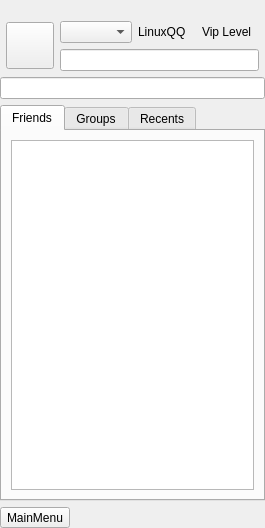
zhanlangsir/Qtqq, file src/ui/mainwindow.ui: the form before one commit.
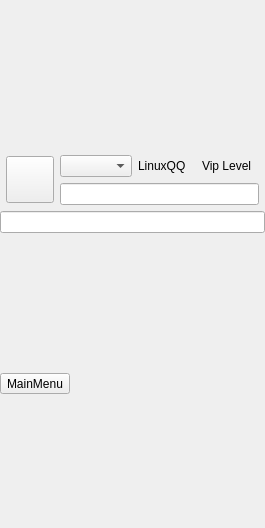
The form after the commit.

Diff of the .ui file:
```diff
--- a/src/ui/mainwindow.ui
+++ b/src/ui/mainwindow.ui
@@ -147,68 +147,6 @@
        </item>
       </layout>
      </item>
-     <item>
-      <widget class="QTabWidget" name="tab_main">
-       <property name="styleSheet">
-        <string notr="true"/>
-       </property>
-       <property name="tabPosition">
-        <enum>QTabWidget::North</enum>
-       </property>
-       <property name="tabShape">
-        <enum>QTabWidget::Rounded</enum>
-       </property>
-       <property name="currentIndex">
-        <number>0</number>
-       </property>
-       <property name="elideMode">
-        <enum>Qt::ElideLeft</enum>
-       </property>
-       <property name="usesScrollButtons">
-        <bool>false</bool>
-       </property>
-       <property name="documentMode">
-        <bool>false</bool>
-       </property>
-       <property name="movable">
-        <bool>true</bool>
-       </property>
-       <widget class="QWidget" name="friends">
-        <attribute name="title">
-         <string>Friends</string>
-        </attribute>
-        <layout class="QVBoxLayout" name="verticalLayout_5">
-         <item>
-          <widget class="QTreeView" name="tv_friendlist">
-           <attribute name="headerVisible">
-            <bool>false</bool>
-           </attribute>
-          </widget>
-         </item>
-        </layout>
-       </widget>
-       <widget class="QWidget" name="groups">
-        <attribute name="title">
-         <string>Groups</string>
-        </attribute>
-        <layout class="QVBoxLayout" name="verticalLayout_3">
-         <item>
-          <widget class="QListView" name="lv_grouplist"/>
-         </item>
-        </layout>
-       </widget>
-       <widget class="QWidget" name="recents">
-        <attribute name="title">
-         <string>Recents</string>
-        </attribute>
-        <layout class="QVBoxLayout" name="verticalLayout_4">
-         <item>
-          <widget class="QListView" name="lv_recentlist"/>
-         </item>
-        </layout>
-       </widget>
-      </widget>
-     </item>
     </layout>
    </item>
    <item>
```
